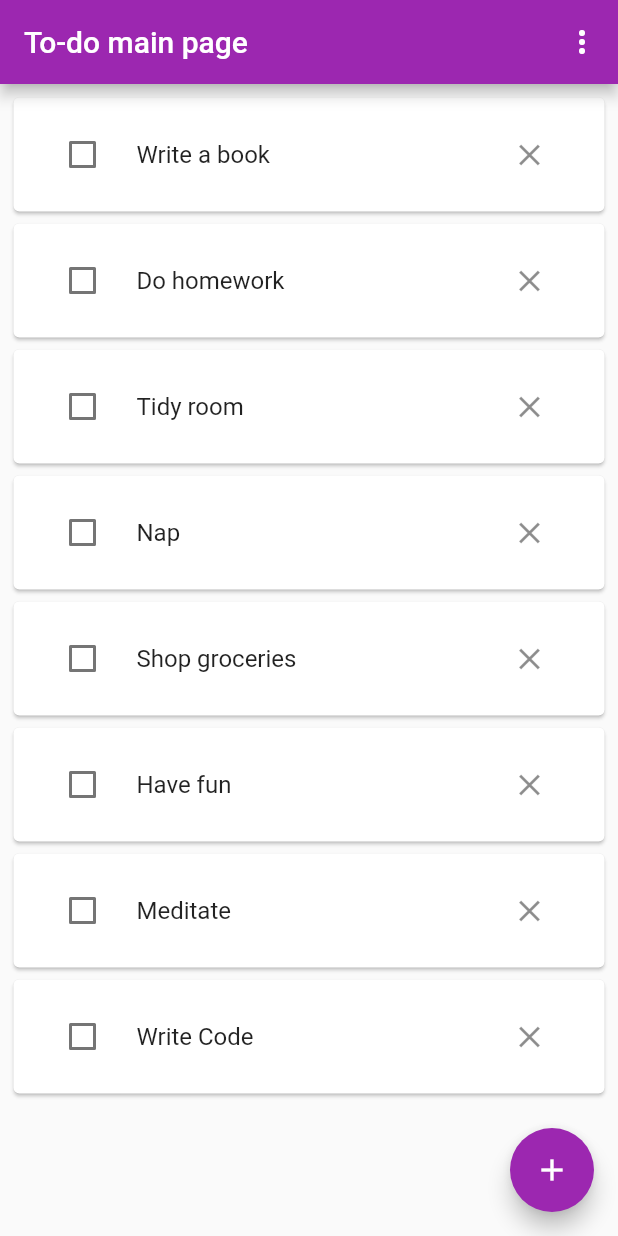
After one commit to gu-tig169/gusalzmh, a Flutter app: the screen it shows after launch, on a phone screen of 412 x 824 dp. The commit adds this screen. Run offline on Flutter 3.47's test engine with Material 2 defaults, Android fonts, the phone set to English and light mode, and no system bars.

Commit message:
Reorganized files and classes for better readability.

```diff
--- a/lib/DataAccess/todoManager.dart
+++ b/lib/DataAccess/todoManager.dart
@@ -1,4 +1,4 @@
-import 'package:todoApp/Modules/TodoItem.dart';
+import 'package:todoApp/models/TodoItem.dart';
 import 'package:todoApp/TestSeed/testData.dart';
 
 ///This class works as a holder for the todoList and has methods to CRUD items.
--- a/lib/TestSeed/testData.dart
+++ b/lib/TestSeed/testData.dart
@@ -1,4 +1,4 @@
-import 'package:todoApp/Modules/TodoItem.dart';
+import 'package:todoApp/models/TodoItem.dart';
 
 class TestData {
   TestData();
--- a/lib/Modules/todoList.dart
+++ b/lib/models/todoList.dart
@@ -1,4 +1,4 @@
-import 'package:todoApp/Modules/TodoItem.dart';
+import 'package:todoApp/models/TodoItem.dart';
 
 ///Deprecated: this class can be used to implement multiple TodoLists in the application
 class TodoList {
--- a/lib/NewTodoRoute.dart
+++ b/lib/screens/NewTodoScreen.dart
@@ -2,12 +2,12 @@ import 'package:flutter/cupertino.dart';
 import 'package:flutter/material.dart';
 
 ///Interactions for NewToDoRoute where user can add new TodoItem by entering its title.
-class NewTodoRoute extends StatefulWidget {
+class NewTodoScreen extends StatefulWidget {
   @override
-  State<StatefulWidget> createState() => new NewTodoRouteState();
+  State<StatefulWidget> createState() => new NewTodoScreenState();
 }
 
-class NewTodoRouteState extends State<NewTodoRoute> {
+class NewTodoScreenState extends State<NewTodoScreen> {
   final myController = TextEditingController();
 
   @override
--- /dev/null
+++ b/lib/screens/TodosOverviewScreen.dart
@@ -0,0 +1,162 @@
+import 'package:flutter/cupertino.dart';
+import 'package:flutter/material.dart';
+import 'package:todoApp/DataAccess/todoManager.dart';
+import 'package:todoApp/models/TodoItem.dart';
+
+import 'NewTodoScreen.dart';
+
+class TodosOverviewScreen extends StatefulWidget {
+  TodosOverviewScreen({Key key, this.title}) : super(key: key);
+
+  final String title;
+
+  @override
+  _TodosOverviewScreenState createState() => _TodosOverviewScreenState();
+}
+
+class _TodosOverviewScreenState extends State<TodosOverviewScreen> {
+  ToDoManager todoManager = ToDoManager();
+  List<TodoItem> itemList;
+
+  ///Fetch all todos on first run.
+  @override
+  void initState() {
+    //TODO: remove the following line before deployment. It is merely for test purposes.
+    todoManager.generateTestData();
+
+    itemList = todoManager.getAllItems();
+    super.initState();
+  }
+
+  @override
+  Widget build(BuildContext context) {
+    return Scaffold(
+      appBar: AppBar(
+        title: Text(widget.title),
+        actions: <Widget>[
+          PopupMenuButton<int>(
+              onSelected: (int result) {
+                setState(() {
+                  switch (result) {
+                    //get the value from popupmenu selection.
+                    case 1:
+                      itemList = todoManager.getAllItems();
+                      break;
+                    case 2:
+                      itemList = todoManager.getDoneItems();
+                      break;
+                    case 3:
+                      itemList = todoManager.getUnDoneItems();
+                      break;
+                    case 4: //Change to default?
+                      itemList = todoManager.getAllAutoSorted();
+                      break;
+                  }
+                });
+              },
+              itemBuilder: (BuildContext context) => <PopupMenuEntry<int>>[
+                    const PopupMenuItem(
+                      value: 1,
+                      child: Text("All"),
+                    ),
+                    const PopupMenuItem(
+                      value: 2,
+                      child: Text('Done'),
+                    ),
+                    const PopupMenuItem(
+                      value: 3,
+                      child: Text('Undone'),
+                    ),
+                    const PopupMenuItem(
+                      value: 4,
+                      child: Text('Undone first'),
+                    )
+                  ])
+        ],
+      ),
+      body: Center(
+        child: ListView.builder(
+            padding: const EdgeInsets.all(5),
+            itemCount: itemList.length,
+            itemBuilder: (BuildContext context, int index) {
+              Text
+                  customizedTitle; // To customize the title according to isChecked value.
+              switch (itemList[index].isChecked) {
+                case true:
+                  customizedTitle = new Text(
+                    itemList[index].title,
+                    style: new TextStyle(
+                        color: Colors.black.withOpacity(0.2),
+                        decoration: TextDecoration.lineThrough),
+                  );
+                  break;
+                case false:
+                  //Title without customization
+                  customizedTitle = new Text(itemList[index].title);
+              }
+              return Dismissible(
+                key: Key(itemList[index].title),
+                onDismissed: (DismissDirection direction) {
+                  setState(() {
+                    removeItemFromList(index);
+                  });
+                },
+                child: Card(
+                  child: Container(
+                    padding: new EdgeInsets.all(10),
+                    child: Column(
+                      children: <Widget>[
+                        new CheckboxListTile(
+                          controlAffinity: ListTileControlAffinity.leading,
+                          value: itemList[index].isChecked,
+                          onChanged: (bool value) {
+                            setState(() {
+                              itemList[index].isChecked = value;
+                            });
+                          },
+                          title: customizedTitle,
+                          secondary: CloseButton(onPressed: () {
+                            setState(() {
+                              removeItemFromList(index);
+                            });
+                          }),
+                        )
+                      ],
+                    ),
+                  ),
+                ),
+              );
+            }),
+      ),
+      floatingActionButton: FloatingActionButton(
+        onPressed: () {
+          // setState(() {
+          //   todoManager.addNewTodoItem(TodoItem("Test From Button"));
+          // });
+          _awaitReturnValueFromNewTodoRoute(context);
+        },
+        tooltip: 'Add New Task',
+        child: Icon(Icons.add),
+      ),
+    );
+  }
+
+  ///Removes a todoItem from listView source [itemList] and from todoManager.
+  void removeItemFromList(int index) {
+    //reference to the todoItem-to-be-removed to remove from both lists.
+    TodoItem itemToRemove = itemList[index];
+    todoManager.removeTodo(itemToRemove);
+    itemList.remove(itemToRemove);
+  }
+
+  ///Creates a new [TodoItem] and adds it to the todoManager instance if result is not null
+  void _awaitReturnValueFromNewTodoRoute(context) async {
+    final result = await Navigator.push(
+      context,
+      MaterialPageRoute(builder: (context) => NewTodoScreen()),
+    );
+    setState(() {
+      if (result != null) todoManager.addNewTodoItem(TodoItem(result));
+    });
+  }
+}
```
Also changed, not shown: lib/main.dart (+2 -160 lines), lib/providers/todos_provider.dart (added, +48 -0 lines), lib/models/TodoItem.dart (renamed from lib/Modules/TodoItem.dart).
